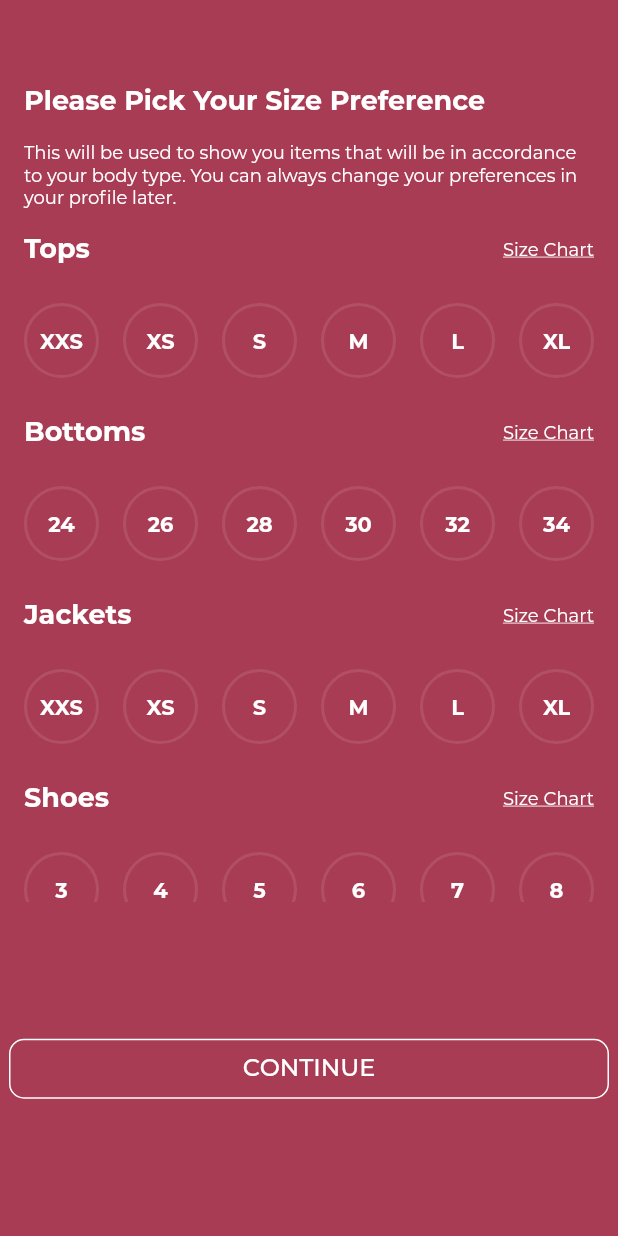
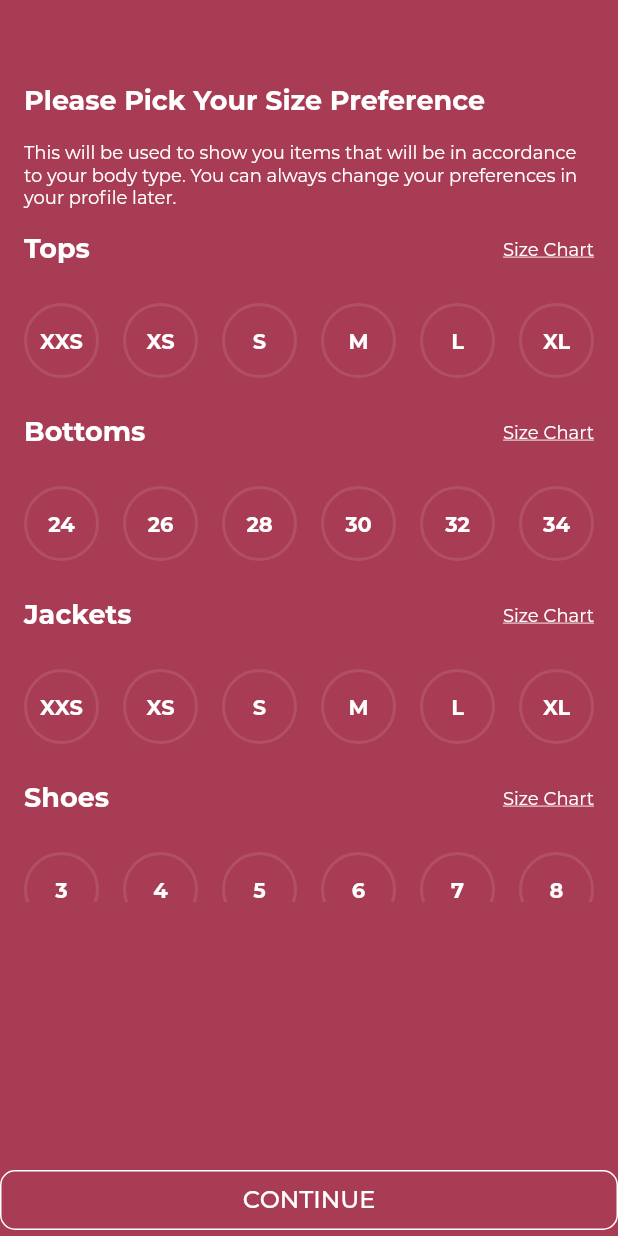
Before and after one commit to smellycloud/relove, a Flutter app: the SizePreferenceScreen screen opened by its route, on a phone screen of 412 x 824 dp. Run offline on Flutter 3.47's test engine with Material 2 defaults, Android fonts, the phone set to English and light mode, and no system bars; our stand-ins replace firebase_auth, firebase_core, flutter_svg, font_awesome_flutter, get, intl_phone_number_input and 1 more; accounts and stored records are empty.

```diff
--- a/lib/components/authentication/RoundedContinueButton.dart
+++ /dev/null
@@ -1,37 +0,0 @@
-import 'package:flutter/material.dart';
-import 'package:relove/constants.dart';
-
-class RoundedContinueButton extends StatelessWidget {
-  const RoundedContinueButton({required this.onPressed});
-  final VoidCallback onPressed;
-
-  @override
-  Widget build(BuildContext context) {
-    return Hero(
-      transitionOnUserGestures: true,
-      tag: 'rounded_continue_button',
-      child: Material(
-        color: kPrimaryColor,
-        child: MaterialButton(
-          shape: RoundedRectangleBorder(
-            borderRadius: BorderRadius.circular(10.0),
-            side: const BorderSide(
-              color: kLightTextColor,
-              width: 1.0,
-            ),
-          ),
-          minWidth: 400.0,
-          height: 40.0,
-          child: const Text(
-            'CONTINUE',
-            style: TextStyle(
-              color: kLightTextColor,
-              fontSize: 16.0,
-            ),
-          ),
-          onPressed: onPressed,
-        ),
-      ),
-    );
-  }
-}
--- /dev/null
+++ b/lib/components/common/RoundedBottomButton.dart
@@ -0,0 +1,54 @@
+import 'package:flutter/material.dart';
+import 'package:relove/constants.dart';
+
+class RoundedBottomButton extends StatelessWidget {
+  const RoundedBottomButton(
+      {required this.onPressed,
+      required this.buttonText,
+      this.showBorder = true,
+      Key? key})
+      : super(key: key);
+  final VoidCallback onPressed;
+  final String buttonText;
+  final bool showBorder;
+
+  final _borderSide = const BorderSide(
+    color: kLightTextColor,
+    width: 1.0,
+  );
+
+  @override
+  Widget build(BuildContext context) {
+    return Align(
+      alignment: Alignment.bottomCenter,
+      child: Hero(
+        transitionOnUserGestures: true,
+        tag: 'rounded_bottom_button',
+        child: MaterialButton(
+          focusElevation: 0.0,
+          highlightElevation: 0.0,
+          disabledElevation: 0.0,
+          hoverElevation: 0.0,
+          color: kPrimaryColor,
+          elevation: 0.0,
+          textColor: kLightTextColor,
+          height: 40.0,
+          splashColor: kPrimaryColor,
+          minWidth: MediaQuery.of(context).size.width,
+          shape: RoundedRectangleBorder(
+            borderRadius: BorderRadius.circular(10.0),
+            side: showBorder ? _borderSide : BorderSide.none,
+          ),
+          child: Text(
+            buttonText,
+            style: const TextStyle(
+              color: kLightTextColor,
+              fontSize: 16.0,
+            ),
+          ),
+          onPressed: onPressed,
+        ),
+      ),
+    );
+  }
+}
--- a/lib/constants.dart
+++ b/lib/constants.dart
@@ -3,12 +3,14 @@ import 'package:flutter/material.dart';
 const kPrimaryColor = Color(0xFFA83C54);
 const kSecondaryColor = Colors.white;
 const kLightTextColor = Colors.white;
+const kLightSubtextColor = Color(0xFFACACAC);
 const kDarkTextColor = Colors.black;
 
 const kSizeBubbleBorderColor = Colors.white10;
 const kSizeBubbleSelectedColor = Colors.white10;
 const kSizeBubbleDefaultColor = kPrimaryColor;
 const kCategoryBubbleBackgroundColor = Color(0xFFDA879A);
+const kDividerColor = Color(0xFFF5F5F5);
 
 const kLogoImageSource = 'assets/logo/relove.png';
 const kSearchButtonImageSource = 'assets/utilities/search.svg';
--- a/lib/screens/authentication/authentication_screen.dart
+++ b/lib/screens/authentication/authentication_screen.dart
@@ -1,7 +1,7 @@
 import 'package:flutter/material.dart';
 import 'package:relove/constants.dart';
 import 'package:intl_phone_number_input/intl_phone_number_input.dart';
-import 'package:relove/components/authentication/RoundedContinueButton.dart';
+import 'package:relove/components/common/RoundedBottomButton.dart';
 import 'package:relove/components/authentication/ReloveLogoWithTagline.dart';
 import 'otp_screen.dart';
 
@@ -59,8 +59,9 @@ class AuthenticationScreen extends StatelessWidget {
               //  DANGEROUS - CAN CAUSE BOTTOM OVERFLOW ON SMALL SCREENS - FIX
             ),
             Center(
-              child: RoundedContinueButton(
+              child: RoundedBottomButton(
                 // Check phone number
+                buttonText: "CONTINUE",
                 onPressed: () async {
                   if (_phoneNumber.parseNumber() == '') {
                     const snackBar = SnackBar(
--- a/lib/screens/authentication/otp_screen.dart
+++ b/lib/screens/authentication/otp_screen.dart
@@ -2,7 +2,7 @@ import 'package:flutter/material.dart';
 import 'package:intl_phone_number_input/intl_phone_number_input.dart';
 import 'package:relove/constants.dart';
 import 'package:relove/components/authentication/ReloveLogoWithTagline.dart';
-import 'package:relove/components/authentication/RoundedContinueButton.dart';
+import 'package:relove/components/common/RoundedBottomButton.dart';
 import 'package:otp_text_field/otp_text_field.dart';
 import 'package:otp_text_field/style.dart';
 import 'package:font_awesome_flutter/font_awesome_flutter.dart';
@@ -280,7 +280,8 @@ class _OTPScreenState extends State<OTPScreen> with TickerProviderStateMixin {
               //  DANGEROUS - CAN CAUSE BOTTOM OVERFLOW ON SMALL SCREENS - FIX
             ),
             Center(
-              child: RoundedContinueButton(
+              child: RoundedBottomButton(
+                buttonText: "CONTINUE",
                 onPressed: () {
                   //  Check if user account already exists and if otp is valid. If yes, go to home. If no, go to style preferences screen
                   Navigator.popAndPushNamed(context, SizePreferenceScreen.id);
--- a/lib/screens/preferences/size_preference_screen.dart
+++ b/lib/screens/preferences/size_preference_screen.dart
@@ -1,6 +1,6 @@
 import 'package:flutter/material.dart';
 import 'package:relove/constants.dart';
-import 'package:relove/components/authentication/RoundedContinueButton.dart';
+import 'package:relove/components/common/RoundedBottomButton.dart';
 import 'package:relove/components/preferences/SizeSelectorCard.dart';
 import 'package:relove/models/size_preferences.dart';
 import 'package:relove/screens/home/home.dart';
@@ -58,7 +58,8 @@ class SizePreferenceScreen extends StatelessWidget {
             Expanded(
               flex: 1,
               child: Center(
-                child: RoundedContinueButton(
+                child: RoundedBottomButton(
+                  buttonText: "CONTINUE",
                   onPressed: () {
                     // var data = sizePreferences.sizePreferenceData;
                     // Send data => firebase userInfo document
```
Also changed, not shown: lib/components/common/ReloveNavigationTile.dart (added, +55 -0 lines), lib/screens/sell/sell_screen.dart (+36 -36 lines).
